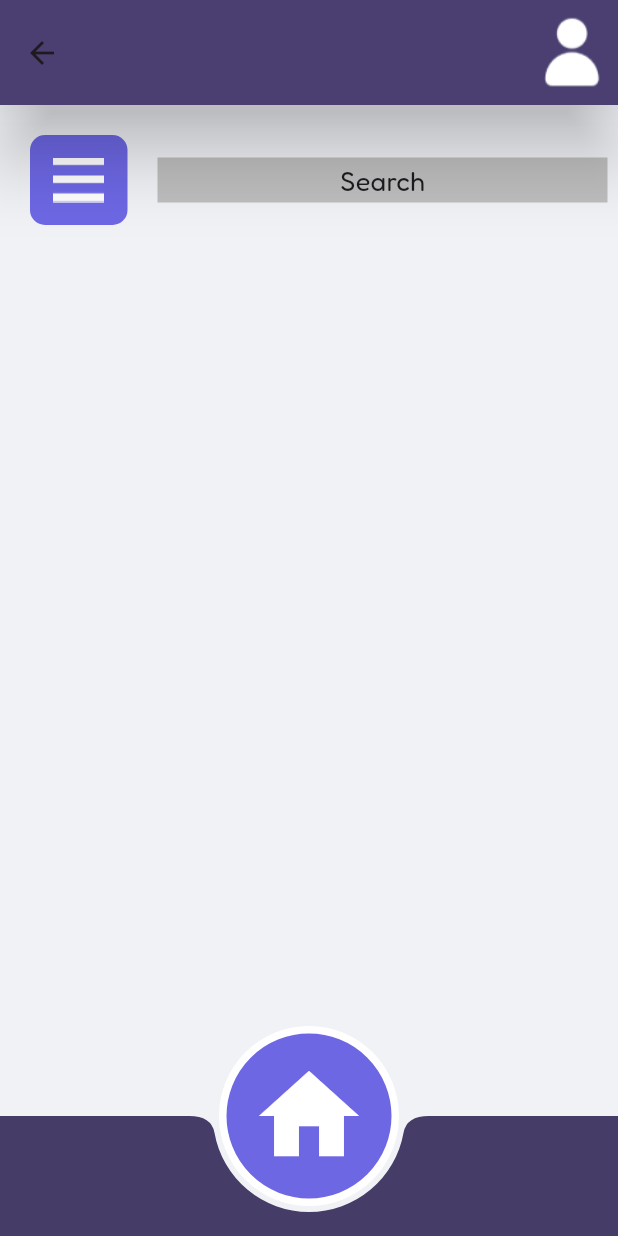
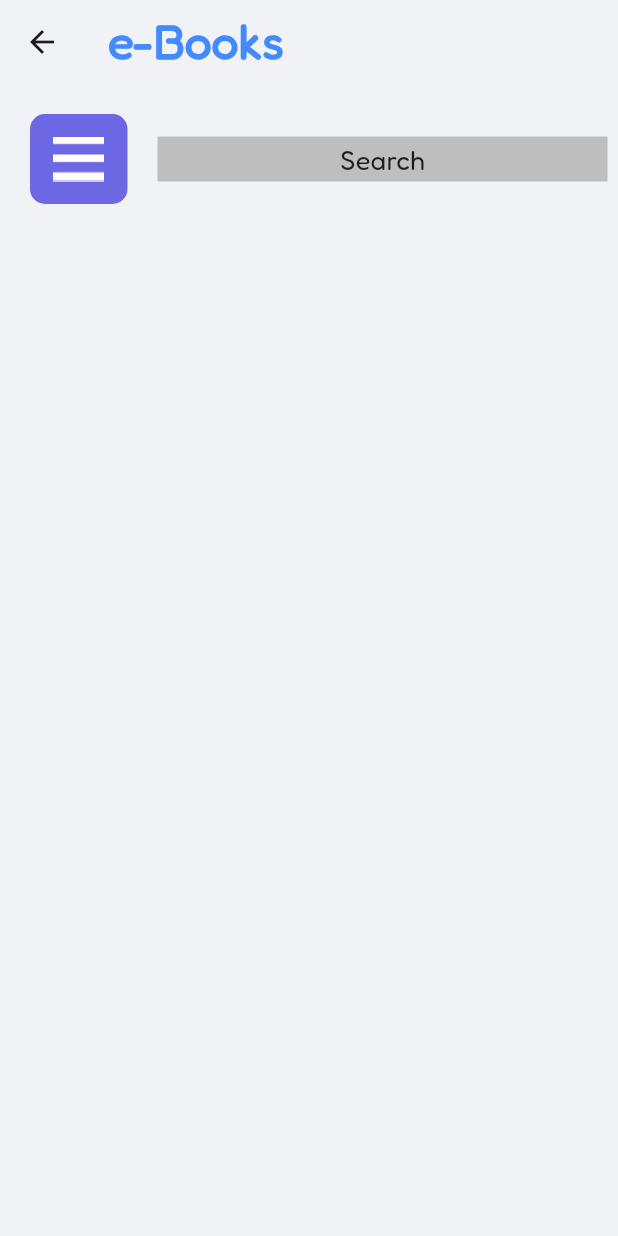
Before and after one commit to MichaelSuthirta/Flexinote, a Flutter app: the EbookMainPage screen opened by its route, on a phone screen of 412 x 824 dp. Run offline on Flutter 3.47's test engine with Material 3 defaults, Android fonts, the light colour scheme and no system bars; our stand-ins replace font_awesome_flutter; missing offline and left inert: pdfx.

Commit message:
Feat: Fixed bug, update image storage directory (refactoring), layout change

```diff
--- a/lib/catatan_pages/new_or_edit_note_pages.dart
+++ b/lib/catatan_pages/new_or_edit_note_pages.dart
@@ -21,7 +21,7 @@ class NewOrEditNotePages extends StatefulWidget {
 class _NewOrEditNotePagesState extends State<NewOrEditNotePages> {
   late final NewNoteController newNoteController;
   late final FocusNode focusNode;
-  late bool readOnly;
+  late bool readOnly = false;
 
   @override
   void initState() {
--- a/lib/change_notifier/note_provider.dart
+++ b/lib/change_notifier/note_provider.dart
@@ -6,5 +6,5 @@ import '../models/note.dart';
 class NotesProvider extends ChangeNotifier {
   final List<Note> _notes = [];
 
-  List<Note> get notes => [...notes];
+  List<Note> get notes => [..._notes];
 }
--- a/lib/ebook_pages/ebook_main_page.dart
+++ b/lib/ebook_pages/ebook_main_page.dart
@@ -10,6 +10,7 @@ class EbookMainPage extends StatelessWidget{
   @override
   Widget build(BuildContext context) {
     return LayoutScaffold(
+      title: "e-Books",
       body: Column(
           children: [
             //Top area
--- a/lib/layout_scaffold.dart
+++ b/lib/layout_scaffold.dart
@@ -4,43 +4,23 @@ import 'package:flutter/material.dart';
 class LayoutScaffold extends StatelessWidget {
   //To store the active content/screen
   final Widget body;
-  final PreferredSizeWidget? appBar;
+  final String? title;
+  final button;
   //Constructor
-  const LayoutScaffold({super.key, required this.body,this.appBar});
+  const LayoutScaffold({super.key, required this.body, this.title, this.button});
 
   @override
   //To create the layout
   Scaffold build(BuildContext context) {
+    String screenTitle = title ?? "Flexinote";
+
     return Scaffold(
-      //The top bar
       appBar: AppBar(
-        toolbarHeight: 70, //AppBar size
-        elevation: 20, //To give shadow effects
-        shadowColor: Colors.black,
-        backgroundColor: const Color.fromRGBO(69, 60, 103, 1),
-        actions: [
-          ProfileButton(
-            onPress: () {},
-          )
-        ],
+        title: Text(screenTitle),
+        actions: [],
       ),
-      resizeToAvoidBottomInset: false, //To keep the home button's position down
-      //The content area
-      body: SafeArea(
-          child: body //Screen content
-          ),
-      floatingActionButton: HomeButton(
-          onPress: () {
-        //Returns to homepage
-        Navigator.popUntil(context, ModalRoute.withName('/'));
-      }
-      ),
-      floatingActionButtonLocation:
-          FloatingActionButtonLocation.centerDocked, //Home button position
-      bottomNavigationBar: const BottomAppBar(
-        color: Color.fromRGBO(69, 60, 103, 1),
-        shape: CircularNotchedRectangle(),
-      ),
+      floatingActionButton: button,
+      body: body,
     );
   }
 }
--- a/lib/ui_components/ebook_container.dart
+++ b/lib/ui_components/ebook_container.dart
@@ -24,7 +24,7 @@ class EbookContainer extends StatelessWidget{
 
     //Create a string for image source. If src is null, uses default image.
     // ?? = if null
-    String coverSource = src ?? "lib/ui_components/images/image_placeholder.png";
+    String coverSource = src ?? "assets/images/image_placeholder.png";
     //If cover image is null, uses the String path.
     ImageProvider coverImage = cover ?? AssetImage(coverSource);
 
--- a/pubspec.yaml
+++ b/pubspec.yaml
@@ -69,8 +69,8 @@ flutter:
 
   assets:
     - lib/ui_components/icons/
-    - lib/ui_components/images/
     - assets/ebook_collection/
+    - assets/images/
 
   # An image asset can refer to one or more resolution-specific "variants", see
   # https://flutter.dev/assets-and-images/#resolution-aware
```
Also changed, not shown: lib/catatan_pages/catatan_main_page.dart (+11 -11 lines), assets/images/image_placeholder.png (renamed from lib/ui_components/images/image_placeholder.png), pubspec.lock. Lines whose indentation alone changed are shown as unchanged.
